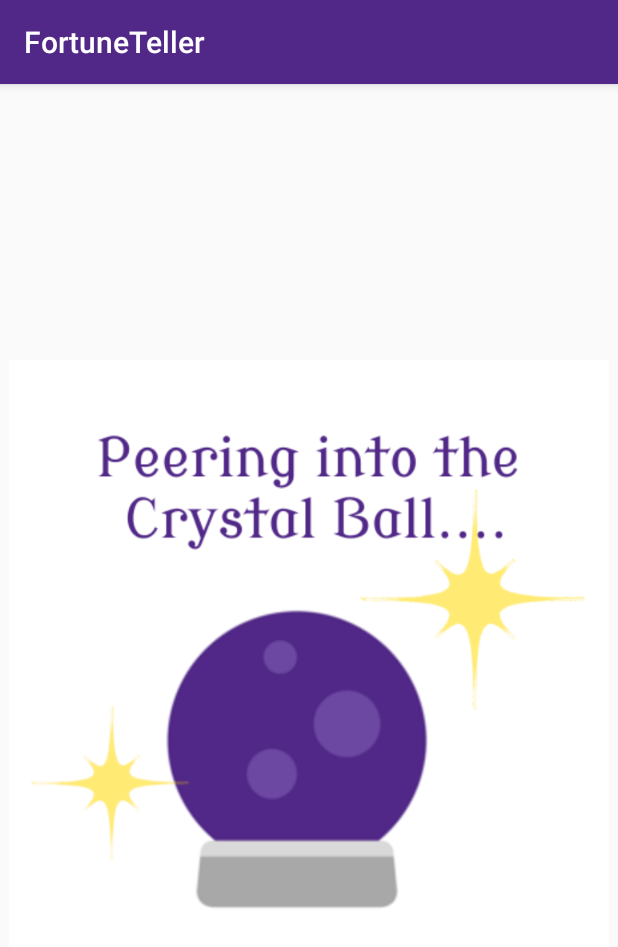
After one commit to KSU-Mobile-Dev-Club/FortuneTeller, an Android app: the SplashScreenActivity screen opened directly, with no data from a screen before it, on a phone screen of 412 x 824 dp. The commit adds this screen. Shown: the top 947 px of the screen. Run offline under Robolectric (Android 15) with nearby library versions, the phone set to English and light mode, and no system bars.

Commit message:
Added splash screen animation in between MainActivity and DataEntryActivity

```diff
--- a/app/src/main/AndroidManifest.xml
+++ b/app/src/main/AndroidManifest.xml
@@ -17,7 +17,8 @@
             </intent-filter>
         </activity>
         <activity android:name=".DataEntryActivity" />
-        <activity android:name=".FortuneActivity"></activity>
+        <activity android:name=".FortuneActivity" />
+        <activity android:name=".SplashScreenActivity"></activity>
     </application>
 
 </manifest>
--- a/app/src/main/java/com/example/laurel/fortuneteller/MainActivity.java
+++ b/app/src/main/java/com/example/laurel/fortuneteller/MainActivity.java
@@ -19,6 +19,6 @@ public class MainActivity extends AppCompatActivity implements View.OnClickListe
 
     @Override
     public void onClick(View v) {
-        startActivity(new Intent(this, DataEntryActivity.class));
+        startActivity(new Intent(this, SplashScreenActivity.class));
     }
 }
--- /dev/null
+++ b/app/src/main/java/com/example/laurel/fortuneteller/SplashScreenActivity.java
@@ -0,0 +1,29 @@
+package com.example.laurel.fortuneteller;
+
+import android.content.Intent;
+import android.graphics.drawable.AnimationDrawable;
+import android.os.Handler;
+import android.support.v7.app.AppCompatActivity;
+import android.os.Bundle;
+
+public class SplashScreenActivity extends AppCompatActivity {
+    private static final int SPLASH_TIME_OUT  = 3000;
+    @Override
+    protected void onCreate(Bundle savedInstanceState) {
+        super.onCreate(savedInstanceState);
+        setContentView(R.layout.activity_splash_screen);
+
+        AnimationDrawable animation = (AnimationDrawable) findViewById(
+                R.id.crystal_ball_image_view).getBackground();
+        animation.start();
+
+        new Handler().postDelayed(new Runnable(){
+            @Override
+            public void run() {
+                Intent i = new Intent(SplashScreenActivity.this,DataEntryActivity.class);
+                startActivity(i);
+                finish();
+            }
+        },SPLASH_TIME_OUT);
+    }
+}
--- /dev/null
+++ b/app/src/main/res/drawable/splash_screen_animation.xml
@@ -0,0 +1,6 @@
+<animation-list xmlns:android="http://schemas.android.com/apk/res/android"
+    android:oneshot="false">
+    <item android:drawable="@drawable/crystal_ball_1" android:duration="200" />
+    <item android:drawable="@drawable/crystal_ball_2" android:duration="200" />
+    <item android:drawable="@drawable/crystal_ball_3" android:duration="200" />
+</animation-list>
--- a/app/src/main/res/layout/activity_main.xml
+++ b/app/src/main/res/layout/activity_main.xml
@@ -28,7 +28,7 @@
         android:id="@+id/introLabel"
         android:layout_width="match_parent"
         android:layout_height="wrap_content"
-        android:layout_marginTop="30dp"
+        android:layout_marginTop="40dp"
         android:paddingLeft="20dp"
         android:paddingRight="20dp"
         android:paddingTop="8dp"
@@ -48,7 +48,7 @@
         style="@style/buttonStyle"
         android:layout_width="wrap_content"
         android:layout_height="wrap_content"
-        android:layout_marginTop="50dp"
+        android:layout_marginTop="80dp"
         android:width="280dp"
         android:text="@string/accept_quiz"
         app:layout_constraintEnd_toEndOf="parent"
--- /dev/null
+++ b/app/src/main/res/layout/activity_splash_screen.xml
@@ -0,0 +1,19 @@
+<?xml version="1.0" encoding="utf-8"?>
+<android.support.constraint.ConstraintLayout xmlns:android="http://schemas.android.com/apk/res/android"
+    xmlns:app="http://schemas.android.com/apk/res-auto"
+    xmlns:tools="http://schemas.android.com/tools"
+    android:layout_width="match_parent"
+    android:layout_height="match_parent"
+    tools:context=".SplashScreenActivity">
+
+    <ImageView
+        android:id="@+id/crystal_ball_image_view"
+        android:layout_width="400dp"
+        android:layout_height="400dp"
+        android:background="@drawable/splash_screen_animation"
+        app:layout_constraintBottom_toBottomOf="parent"
+        app:layout_constraintEnd_toEndOf="parent"
+        app:layout_constraintStart_toStartOf="parent"
+        app:layout_constraintTop_toTopOf="parent" />
+
+</android.support.constraint.ConstraintLayout>
--- a/build.gradle
+++ b/build.gradle
@@ -7,7 +7,7 @@ buildscript {
         jcenter()
     }
     dependencies {
-        classpath 'com.android.tools.build:gradle:3.1.2'
+        classpath 'com.android.tools.build:gradle:3.1.3'
 
 
         // NOTE: Do not place your application dependencies here; they belong
```
Also changed, not shown: app/src/main/res/drawable/crystal_ball_1.png (added), app/src/main/res/drawable/crystal_ball_2.png (added), app/src/main/res/drawable/crystal_ball_3.png (added).
